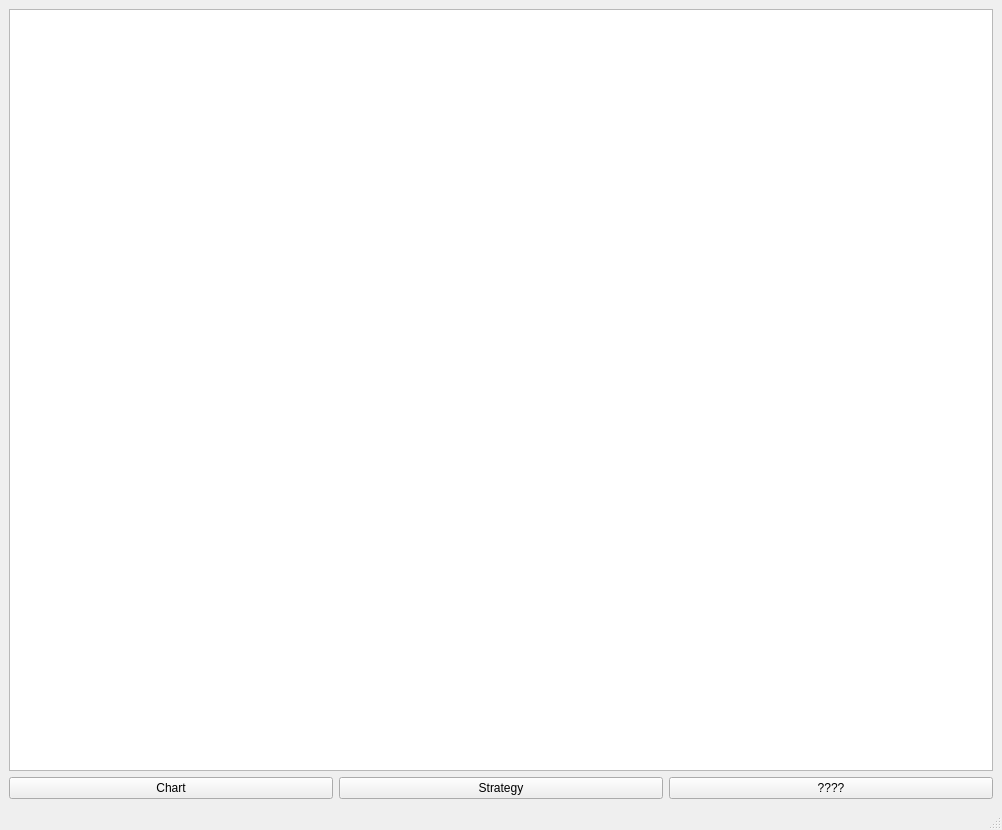
Old version of the form UI.ui in the repository annakky/moneyMoney.
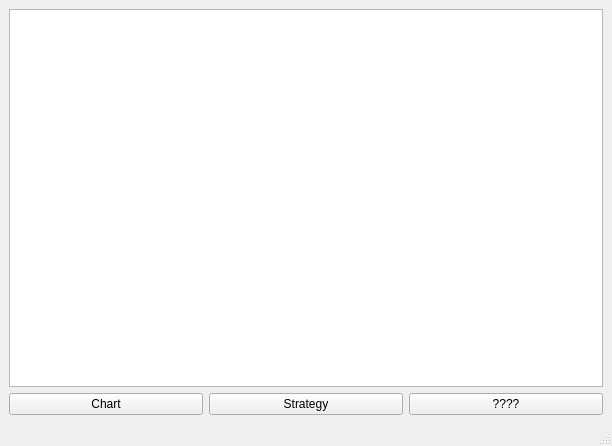
New version of the form.

```diff
--- a/UI.ui
+++ b/UI.ui
@@ -6,8 +6,8 @@
    <rect>
     <x>0</x>
     <y>0</y>
-    <width>1002</width>
-    <height>830</height>
+    <width>612</width>
+    <height>446</height>
    </rect>
   </property>
   <property name="windowTitle">
```
Left out of the diff: 4 changed lines with no effect on the pictures.
